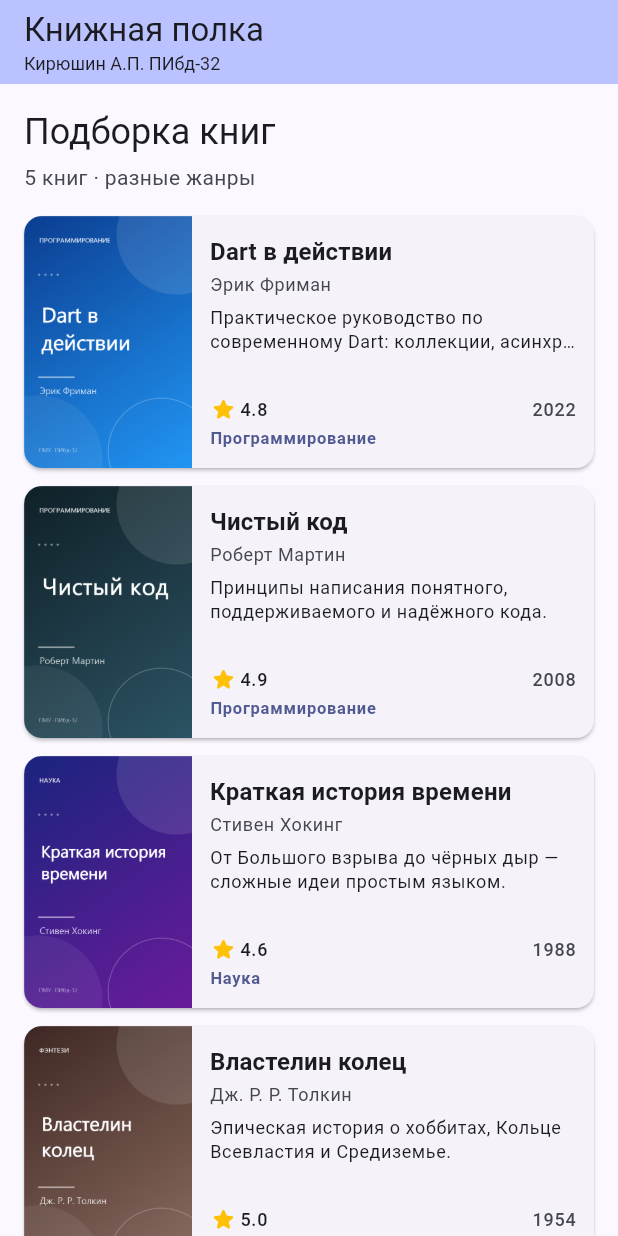
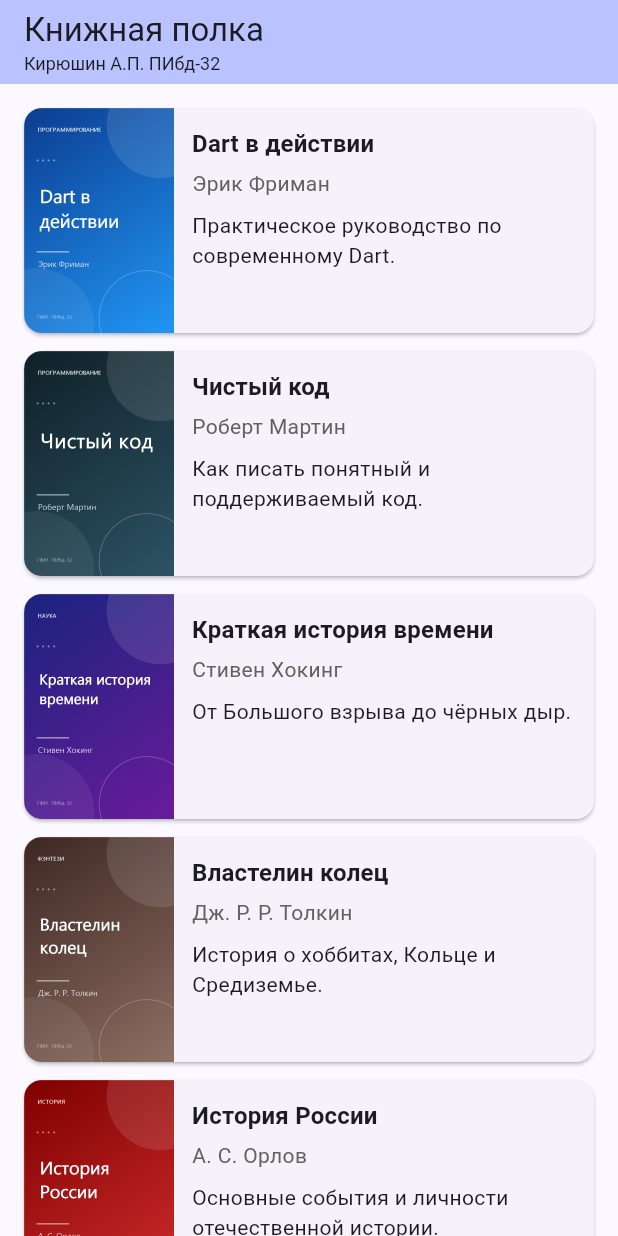
Before and after one commit to Troll1r/PMU, a Flutter app: the screen it shows after launch, on a phone screen of 412 x 824 dp. Run offline on Flutter 3.47's test engine with Material 3 defaults, Android fonts, the phone set to English and light mode, and no system bars.

Commit message:
refactor(lab3): simplify to single main.dart cards

```diff
--- a/lib/data/demo_books.dart
+++ /dev/null
@@ -1,53 +0,0 @@
-import '../models/book.dart';
-
-/// Демонстрационная подборка книг для лабораторной работы №3.
-const List<Book> demoBooks = <Book>[
-  Book(
-    title: 'Dart в действии',
-    author: 'Эрик Фриман',
-    year: 2022,
-    genre: 'Программирование',
-    rating: 4.8,
-    coverAsset: 'assets/images/dart_in_action.png',
-    description: 'Практическое руководство по современному Dart: коллекции, асинхронность и тесты.',
-  ),
-  Book(
-    title: 'Чистый код',
-    author: 'Роберт Мартин',
-    year: 2008,
-    genre: 'Программирование',
-    rating: 4.9,
-    coverAsset: 'assets/images/clean_code.png',
-    description:
-        'Принципы написания понятного, поддерживаемого и надёжного кода.',
-  ),
-  Book(
-    title: 'Краткая история времени',
-    author: 'Стивен Хокинг',
-    year: 1988,
-    genre: 'Наука',
-    rating: 4.6,
-    coverAsset: 'assets/images/brief_history_of_time.png',
-    description:
-        'От Большого взрыва до чёрных дыр — сложные идеи простым языком.',
-  ),
-  Book(
-    title: 'Властелин колец',
-    author: 'Дж. Р. Р. Толкин',
-    year: 1954,
-    genre: 'Фэнтези',
-    rating: 5.0,
-    coverAsset: 'assets/images/lotr.png',
-    description:
-        'Эпическая история о хоббитах, Кольце Всевластия и Средиземье.',
-  ),
-  Book(
-    title: 'История России',
-    author: 'А. С. Орлов',
-    year: 2010,
-    genre: 'История',
-    rating: 4.2,
-    coverAsset: 'assets/images/russian_history.png',
-    description: 'Основные события, эпохи и личности отечественной истории.',
-  ),
-];
--- a/lib/main.dart
+++ b/lib/main.dart
@@ -1,24 +1,144 @@
+// Лабораторная работа №3. Список карточек.
+//
+// Вся лабораторная написана в этом одном файле, чтобы было проще.
+// На экране — список карточек, в каждой есть картинка и текст.
+
 import 'package:flutter/material.dart';
 
-import 'screens/books_screen.dart';
-
 void main() {
-  runApp(const PmuApp());
+  runApp(const MyApp());
 }
 
-class PmuApp extends StatelessWidget {
-  const PmuApp({super.key});
+class MyApp extends StatelessWidget {
+  const MyApp({super.key});
 
   @override
   Widget build(BuildContext context) {
     return MaterialApp(
-      title: 'ПМУ — лабораторные работы',
+      title: 'ПМУ',
       debugShowCheckedModeBanner: false,
-      theme: ThemeData(
-        colorScheme: ColorScheme.fromSeed(seedColor: Colors.indigo),
-        useMaterial3: true,
-      ),
-      home: const BooksScreen(),
+      theme: ThemeData(colorSchemeSeed: Colors.indigo, useMaterial3: true),
+      home: const BooksPage(),
     );
   }
 }
+
+class Book {
+  const Book({
+    required this.title,
+    required this.author,
+    required this.image,
+    required this.description,
+  });
+
+  final String title;
+  final String author;
+  final String image;
+  final String description;
+}
+
+const List<Book> books = <Book>[
+  Book(
+    title: 'Dart в действии',
+    author: 'Эрик Фриман',
+    image: 'assets/images/dart_in_action.png',
+    description: 'Практическое руководство по современному Dart.',
+  ),
+  Book(
+    title: 'Чистый код',
+    author: 'Роберт Мартин',
+    image: 'assets/images/clean_code.png',
+    description: 'Как писать понятный и поддерживаемый код.',
+  ),
+  Book(
+    title: 'Краткая история времени',
+    author: 'Стивен Хокинг',
+    image: 'assets/images/brief_history_of_time.png',
+    description: 'От Большого взрыва до чёрных дыр.',
+  ),
+  Book(
+    title: 'Властелин колец',
+    author: 'Дж. Р. Р. Толкин',
+    image: 'assets/images/lotr.png',
+    description: 'История о хоббитах, Кольце и Средиземье.',
+  ),
+  Book(
+    title: 'История России',
+    author: 'А. С. Орлов',
+    image: 'assets/images/russian_history.png',
+    description: 'Основные события и личности отечественной истории.',
+  ),
+];
+
+class BooksPage extends StatelessWidget {
+  const BooksPage({super.key});
+
+  @override
+  Widget build(BuildContext context) {
+    return Scaffold(
+      appBar: AppBar(
+        title: const Column(
+          crossAxisAlignment: CrossAxisAlignment.start,
+          mainAxisSize: MainAxisSize.min,
+          children: <Widget>[
+            Text('Книжная полка'),
+            Text(
+              'Кирюшин А.П. ПИбд-32',
+              style: TextStyle(fontSize: 12, fontWeight: FontWeight.w400),
+            ),
+          ],
+        ),
+        backgroundColor: Theme.of(context).colorScheme.inversePrimary,
+      ),
+      body: ListView.builder(
+        padding: const EdgeInsets.all(16),
+        itemCount: books.length,
+        itemBuilder: (BuildContext context, int index) {
+          final book = books[index];
+
+          return Card(
+            margin: const EdgeInsets.only(bottom: 12),
+            clipBehavior: Clip.antiAlias,
+            child: Row(
+              crossAxisAlignment: CrossAxisAlignment.start,
+              children: <Widget>[
+                Image.asset(
+                  book.image,
+                  width: 100,
+                  height: 150,
+                  fit: BoxFit.cover,
+                ),
+                Expanded(
+                  child: Padding(
+                    padding: const EdgeInsets.all(12),
+                    child: Column(
+                      crossAxisAlignment: CrossAxisAlignment.start,
+                      children: <Widget>[
+                        Text(
+                          book.title,
+                          style: Theme.of(context).textTheme.titleMedium
+                              ?.copyWith(fontWeight: FontWeight.bold),
+                        ),
+                        const SizedBox(height: 4),
+                        Text(
+                          book.author,
+                          style: TextStyle(color: Colors.grey[700]),
+                        ),
+                        const SizedBox(height: 8),
+                        Text(
+                          book.description,
+                          maxLines: 3,
+                          overflow: TextOverflow.ellipsis,
+                        ),
+                      ],
+                    ),
+                  ),
+                ),
+              ],
+            ),
+          );
+        },
+      ),
+    );
+  }
+}
--- a/lib/models/book.dart
+++ /dev/null
@@ -1,20 +0,0 @@
-/// Книга для отображения в списке карточек.
-class Book {
-  const Book({
-    required this.title,
-    required this.author,
-    required this.year,
-    required this.genre,
-    required this.rating,
-    required this.coverAsset,
-    required this.description,
-  });
-
-  final String title;
-  final String author;
-  final int year;
-  final String genre;
-  final double rating;
-  final String coverAsset;
-  final String description;
-}
--- a/lib/screens/books_screen.dart
+++ /dev/null
@@ -1,163 +0,0 @@
-import 'package:flutter/material.dart';
-
-import '../data/demo_books.dart';
-import '../models/book.dart';
-
-/// Экран со списком карточек книг (лабораторная работа №3).
-class BooksScreen extends StatelessWidget {
-  const BooksScreen({super.key});
-
-  @override
-  Widget build(BuildContext context) {
-    final theme = Theme.of(context);
-
-    return Scaffold(
-      appBar: AppBar(
-        title: const Column(
-          crossAxisAlignment: CrossAxisAlignment.start,
-          mainAxisSize: MainAxisSize.min,
-          children: <Widget>[
-            Text('Книжная полка'),
-            Text(
-              'Кирюшин А.П. ПИбд-32',
-              style: TextStyle(fontSize: 12, fontWeight: FontWeight.w400),
-            ),
-          ],
-        ),
-        backgroundColor: theme.colorScheme.inversePrimary,
-      ),
-      body: Column(
-        crossAxisAlignment: CrossAxisAlignment.start,
-        children: <Widget>[
-          Padding(
-            padding: const EdgeInsets.fromLTRB(16, 16, 16, 8),
-            child: Column(
-              crossAxisAlignment: CrossAxisAlignment.start,
-              children: <Widget>[
-                Text('Подборка книг', style: theme.textTheme.headlineSmall),
-                const SizedBox(height: 4),
-                Text(
-                  '${demoBooks.length} книг · разные жанры',
-                  style: theme.textTheme.bodyMedium?.copyWith(
-                    color: theme.colorScheme.onSurfaceVariant,
-                  ),
-                ),
-              ],
-            ),
-          ),
-          Expanded(
-            child: ListView.separated(
-              padding: const EdgeInsets.fromLTRB(16, 8, 16, 16),
-              itemCount: demoBooks.length,
-              separatorBuilder: (BuildContext context, int index) =>
-                  const SizedBox(height: 12),
-              itemBuilder: (BuildContext context, int index) =>
-                  BookCard(book: demoBooks[index]),
-            ),
-          ),
-        ],
-      ),
-    );
-  }
-}
-
-/// Карточка книги: обложка, текст, рейтинг и жанр.
-class BookCard extends StatelessWidget {
-  const BookCard({super.key, required this.book});
-
-  final Book book;
-
-  @override
-  Widget build(BuildContext context) {
-    final theme = Theme.of(context);
-
-    return Card(
-      margin: EdgeInsets.zero,
-      clipBehavior: Clip.antiAlias,
-      child: SizedBox(
-        height: 168,
-        child: Row(
-          crossAxisAlignment: CrossAxisAlignment.stretch,
-          children: <Widget>[
-            Image.asset(book.coverAsset, width: 112, fit: BoxFit.cover),
-            Expanded(
-              child: Padding(
-                padding: const EdgeInsets.all(12),
-                child: Column(
-                  crossAxisAlignment: CrossAxisAlignment.start,
-                  children: <Widget>[
-                    Text(
-                      book.title,
-                      style: theme.textTheme.titleMedium?.copyWith(
-                        fontWeight: FontWeight.w700,
-                      ),
-                      maxLines: 2,
-                      overflow: TextOverflow.ellipsis,
-                    ),
-                    const SizedBox(height: 2),
-                    Text(
-                      book.author,
-                      style: theme.textTheme.bodySmall?.copyWith(
-                        color: theme.colorScheme.onSurfaceVariant,
-                      ),
-                      maxLines: 1,
-                      overflow: TextOverflow.ellipsis,
-                    ),
-                    const SizedBox(height: 6),
-                    Text(
-                      book.description,
-                      style: theme.textTheme.bodySmall,
-                      maxLines: 2,
-                      overflow: TextOverflow.ellipsis,
-                    ),
-                    const Spacer(),
-                    Row(
-                      children: <Widget>[
-                        _Rating(rating: book.rating),
-                        const Spacer(),
-                        Text(
-                          '${book.year}',
-                          style: theme.textTheme.labelMedium?.copyWith(
-                            color: theme.colorScheme.onSurfaceVariant,
-                          ),
-                        ),
-                      ],
-                    ),
-                    const SizedBox(height: 2),
-                    Text(
-                      book.genre,
-                      style: theme.textTheme.labelSmall?.copyWith(
-                        color: theme.colorScheme.primary,
-                        fontWeight: FontWeight.w600,
-                      ),
-                    ),
-                  ],
-                ),
-              ),
-            ),
-          ],
-        ),
-      ),
-    );
-  }
-}
-
-class _Rating extends StatelessWidget {
-  const _Rating({required this.rating});
-
-  final double rating;
-
-  @override
-  Widget build(BuildContext context) {
-    final theme = Theme.of(context);
-
-    return Row(
-      mainAxisSize: MainAxisSize.min,
-      children: <Widget>[
-        const Icon(Icons.star_rounded, size: 18, color: Colors.amber),
-        const SizedBox(width: 2),
-        Text(rating.toStringAsFixed(1), style: theme.textTheme.labelMedium),
-      ],
-    );
-  }
-}
```
Also changed, not shown: lib/lab2/dart_basics.dart (deleted, +0 -210 lines), 3 other files.
